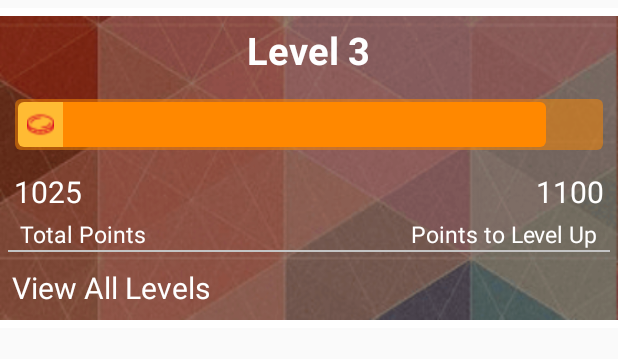
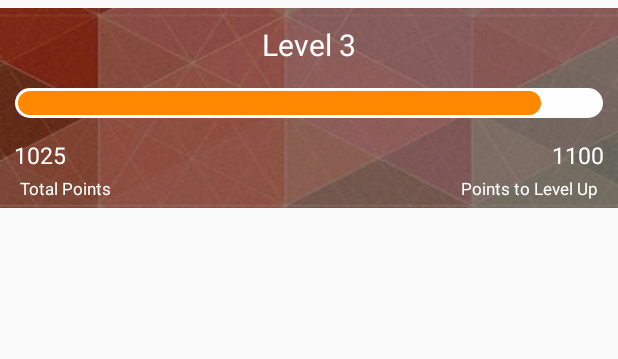
Before and after one commit to kashyap-sharma/cersei_consumer, an Android app: the layout header_xml.xml on its own in the app's theme, with its tools: preview values and no code run, on a phone screen of 412 x 824 dp. Shown: the top 359 px of the screen. Run offline under Robolectric (Android 15) with nearby library versions, the phone set to English and light mode, and no system bars; network calls fail.

Commit message:
UI Changes

```diff
--- a/app/src/main/AndroidManifest.xml
+++ b/app/src/main/AndroidManifest.xml
@@ -6,7 +6,6 @@
     <uses-feature android:name="android.hardware.camera" />
     <uses-feature android:name="android.hardware.camera.autofocus" />
     <uses-feature android:name="android.hardware.camera.flash" />
-
     <uses-permission android:name="android.permission.INTERNET" />
     <uses-permission android:name="android.permission.GET_ACCOUNTS" />
     <uses-permission android:name="android.permission.USE_CREDENTIALS" />
@@ -22,6 +21,8 @@
         android:allowBackup="true"
         android:icon="@mipmap/ic_launcher"
         android:label="@string/app_name"
+        android:largeHeap="true"
+        android:hardwareAccelerated="false"
         android:supportsRtl="true"
         android:name="co.jlabs.cersei_retailer.AppController"
         android:theme="@style/AppTheme" >
--- a/app/src/main/java/co/jlabs/cersei_retailer/custom_components/LocationPopup.java
+++ b/app/src/main/java/co/jlabs/cersei_retailer/custom_components/LocationPopup.java
@@ -137,6 +137,7 @@ public class LocationPopup extends Dialog {
     public void BuildDialog_2(String obj)
     {
         setContentView(R.layout.select_location_popup);
+       // findViewById(R.id.dismissifclickedhere).setLayerType(View.LAYER_TYPE_SOFTWARE, null);
         findViewById(R.id.dismissifclickedhere).setOnClickListener(new View.OnClickListener() {
             @Override
             public void onClick(View v) {
--- a/app/src/main/java/co/jlabs/cersei_retailer/zxingfragmentlib/BarCodeScannerFragment.java
+++ b/app/src/main/java/co/jlabs/cersei_retailer/zxingfragmentlib/BarCodeScannerFragment.java
@@ -17,6 +17,7 @@ import android.view.SurfaceHolder;
 import android.view.SurfaceView;
 import android.view.View;
 import android.view.ViewGroup;
+import android.widget.Button;
 
 
 import com.google.zxing.BarcodeFormat;
@@ -73,7 +74,6 @@ public class BarCodeScannerFragment extends Fragment implements SurfaceHolder.Ca
     @Override
     public void onCreate(Bundle icicle) {
         super.onCreate(icicle);
-
         hasSurface = false;
         inactivityTimer = new InactivityTimer(this.getActivity());
         beepManager = new BeepManager(this.getActivity());
@@ -85,7 +85,15 @@ public class BarCodeScannerFragment extends Fragment implements SurfaceHolder.Ca
     @Override
     public View onCreateView(LayoutInflater inflater, ViewGroup container, Bundle savedInstance) {
         View view = inflater.inflate(R.layout.capture, container, false);
-//
+        Button      bt=(Button)view.findViewById(R.id.whats);
+         bt.setOnClickListener(new View.OnClickListener() {
+             @Override
+             public void onClick(View v) {
+
+
+             }
+         });
+
 //        Window window = getActivity().getWindow();
 //        window.addFlags(WindowManager.LayoutParams.FLAG_KEEP_SCREEN_ON);
 
--- a/app/src/main/res/layout/capture.xml
+++ b/app/src/main/res/layout/capture.xml
@@ -6,10 +6,23 @@
   <SurfaceView android:id="@+id/preview_view"
                android:layout_width="fill_parent"
                android:layout_height="fill_parent"/>
+<RelativeLayout
+    android:layout_width="match_parent"
+    android:layout_height="match_parent">
 
-  <co.jlabs.cersei_retailer.zxingfragmentlib.ViewfinderView
-      android:id="@+id/viewfinder_view"
-      android:layout_width="fill_parent"
-      android:layout_height="fill_parent"/>
+    <co.jlabs.cersei_retailer.zxingfragmentlib.ViewfinderView
+        android:id="@+id/viewfinder_view"
+        android:layout_width="fill_parent"
+        android:layout_height="fill_parent"/>
+    <Button
+        android:layout_width="40dp"
+        android:layout_height="40dp"
+        android:layout_margin="15dp"
+        android:background="#ffffff"
+        android:id="@+id/whats"
+       android:layout_alignParentRight="true"
+        android:text="Q"/>
+</RelativeLayout>
+
 
 </FrameLayout>
--- a/app/src/main/res/layout/header_xml.xml
+++ b/app/src/main/res/layout/header_xml.xml
@@ -6,25 +6,18 @@
     android:paddingBottom="3dp"
     xmlns:android="http://schemas.android.com/apk/res/android"
     xmlns:app="http://schemas.android.com/apk/res-auto">
-    <LinearLayout
-        android:layout_width="match_parent"
-        android:layout_height="wrap_content"
-        android:paddingTop="5dp"
-        android:orientation="vertical"
-        android:background="@color/white"
-        android:paddingBottom="5dp">
+
             <LinearLayout
                 android:layout_width="match_parent"
                 android:background="@drawable/background1"
                 android:orientation="vertical"
-
+                android:gravity="center"
                 android:layout_height="wrap_content">
                 <TextView
                 android:layout_width="wrap_content"
                 android:layout_height="wrap_content"
                     android:padding="5dp"
-                    android:textSize="25sp"
-                    android:textStyle="bold"
+                    android:textSize="20sp"
                     android:text="Level 3"
                     android:id="@+id/level"
                     android:layout_gravity="center"
@@ -35,22 +28,17 @@
                     android:layout_height="wrap_content"
                     android:paddingLeft="10dp"
                     android:paddingRight="10dp">
-                <co.jlabs.cersei_retailer.RoundCornerProgressBar.IconRoundCornerProgressBar
+                <co.jlabs.cersei_retailer.RoundCornerProgressBar.RoundCornerProgressBar
                     android:layout_width="match_parent"
-                    android:layout_height="wrap_content"
+                    android:layout_height="20dp"
                     android:layout_marginBottom="10dp"
                     android:layout_marginTop="10dp"
-                    app:rcBackgroundColor="@color/custom_progress_orange_progress_half"
+                    app:rcBackgroundColor="@color/custom_progress_background"
                     app:rcBackgroundPadding="2dp"
-                    app:rcIconBackgroundColor="@color/custom_progress_orange_header"
-                    app:rcIconPadding="6dp"
-                    app:rcIconSize="30dp"
-
-                    app:rcIconSrc="@drawable/happy"
                     app:rcMax="100"
                     app:rcProgress="90"
                     app:rcProgressColor="@color/custom_progress_orange_progress"
-                    app:rcRadius="5dp" />
+                    app:rcRadius="20dp"/>
                 </LinearLayout>
                 <RelativeLayout
                     android:layout_width="match_parent"
@@ -61,7 +49,7 @@
                         android:layout_width="wrap_content"
                         android:text="1025 "
                         android:padding="4dp"
-                        android:textSize="20sp"
+                        android:textSize="15sp"
                         android:id="@+id/totalPoints"
                         android:textColor="#ffffff"
                         android:layout_height="wrap_content" />
@@ -69,7 +57,7 @@
                         android:layout_width="wrap_content"
                          android:text="Total Points"
                          android:paddingLeft="8dp"
-                         android:textSize="15sp"
+                         android:textSize="11sp"
                          android:layout_below="@+id/totalPoints"
                          android:textColor="#ffffff"
                         android:layout_height="wrap_content" />
@@ -77,7 +65,7 @@
                         android:layout_width="wrap_content"
                          android:text="1100"
                          android:padding="4dp"
-                         android:textSize="20sp"
+                         android:textSize="15sp"
                          android:id="@+id/levelPoints"
                          android:textColor="#ffffff"
                          android:layout_alignParentRight="true"
@@ -86,43 +74,20 @@
                         android:layout_width="wrap_content"
                          android:text="Points to Level Up"
                          android:paddingRight="8dp"
-                         android:textSize="15sp"
+                         android:textSize="11sp"
                          android:id="@+id/iqw"
                          android:layout_alignParentRight="true"
                          android:layout_below="@+id/totalPoints"
                          android:textColor="#ffffff"
                         android:layout_height="wrap_content" />
-                     <TextView
-                        android:layout_width="match_parent"
-                         android:background="#c4c4c4"
-                         android:layout_below="@+id/iqw"
-                         android:layout_marginBottom="2dp"
-                        android:layout_height="1dp" />
-                    <TextView
-                        android:layout_width="match_parent"
-                         android:background="#c4c4c4"
-                         android:layout_below="@+id/iqw"
-                         android:layout_marginBottom="2dp"
-                        android:layout_height="1dp" />
-                    <TextView
-                        android:layout_width="match_parent"
-                         android:background="#c4c4c4"
-                         android:layout_below="@+id/iqw"
-                         android:layout_marginBottom="2dp"
-                        android:layout_height="1dp" />
+
 
                 </RelativeLayout>
-                <TextView
-                    android:layout_width="match_parent"
-                    android:layout_height="wrap_content"
-                    android:text="View All Levels"
-                    android:textColor="@color/white"
-                    android:textSize="20sp"
-                    android:padding="8dp"/>
+
 
 
             </LinearLayout>
 
 
-    </LinearLayout>
+
 </LinearLayout>
--- a/app/src/main/res/layout/lay_points.xml
+++ b/app/src/main/res/layout/lay_points.xml
@@ -8,6 +8,7 @@
     <android.support.v4.view.ViewPager
         android:background="@color/white"
         android:id="@+id/pager"
+        android:paddingTop="-200dp"
         android:gravity="center"
         android:layout_width="match_parent"
         android:layout_height="match_parent"/>
--- a/app/src/main/res/values/colors.xml
+++ b/app/src/main/res/values/colors.xml
@@ -60,7 +60,7 @@
     <color name="background_dark">#ff363636</color>
     <color name="background_content">#ff454344</color>
 
-    <color name="custom_progress_background">#ff3c3a3b</color>
+    <color name="custom_progress_background">#fffefefe</color>
 
     <color name="custom_progress_green_header">#ff99cc00</color>
     <color name="custom_progress_green_progress">#ff669900</color>
```
Also changed, not shown: app/src/main/res/drawable/background1.png.
